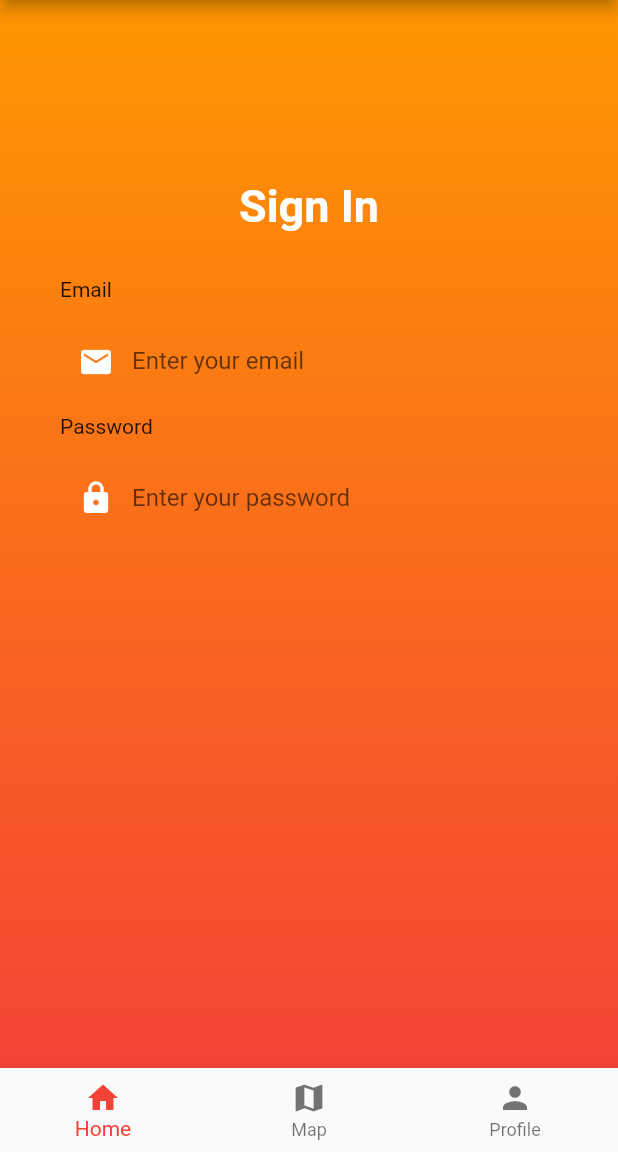
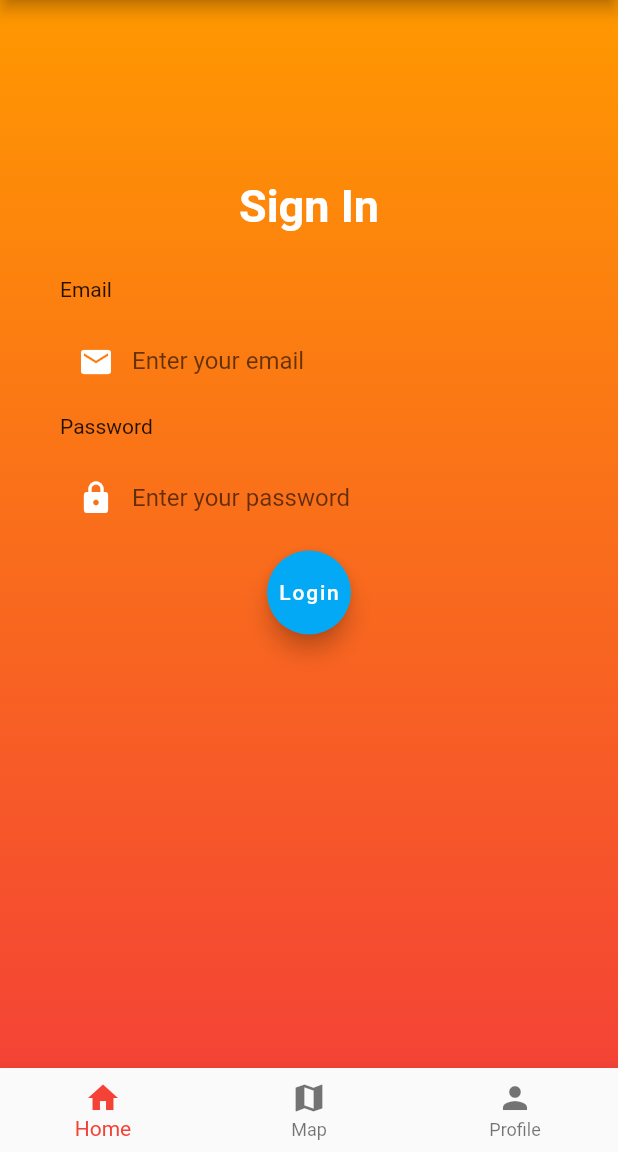
Before and after one commit to bburkey49/food_truck_finder, a Flutter app: the screen it shows after launch, on a phone screen of 412 x 824 dp, the part 84-1236 px from its top. Run offline on Flutter 3.47's test engine with Material 2 defaults, Android fonts, the phone set to English and light mode, and no system bars; Roboto replaces fonts that are missing (OpenSans).

Commit message:
added functional login

```diff
--- a/food_truck_finder/lib/login.dart
+++ b/food_truck_finder/lib/login.dart
@@ -37,7 +37,7 @@ class _LoginState extends State<Login> {
                     hintText: 'Enter your email'
                 ),
               )
-          )
+          ),
         ]
     );
 
@@ -74,6 +74,20 @@ class _LoginState extends State<Login> {
         ]
     );
 
+  }
+
+  Widget _buildLoginButton() {
+    return FloatingActionButton(
+      backgroundColor: Colors.lightBlue,
+      onPressed: () {
+        Navigator.of(context).pushNamed(
+            '/home'
+        );
+      },
+      child: Text(
+          'Login'
+      ),
+    );
   }
 
   @override
@@ -119,6 +133,8 @@ class _LoginState extends State<Login> {
                   _buildEmail(),
                   SizedBox(height: 5.0),
                   _buildPassword(),
+                  SizedBox(height: 5.0),
+                  _buildLoginButton(),
                 ],
               )
             )
```
